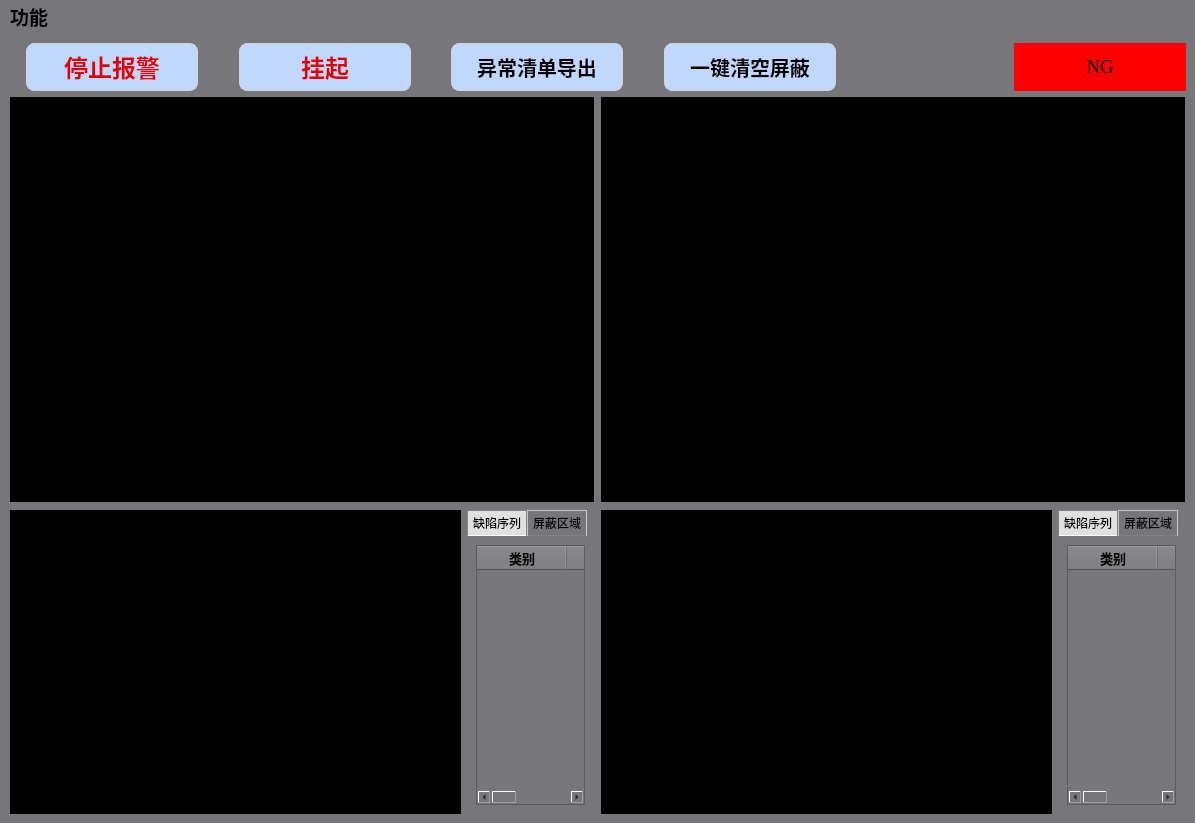
Old version of the form src/ui/main_window_end.ui in the repository Dragon1633/yolov8-underwater-detection.
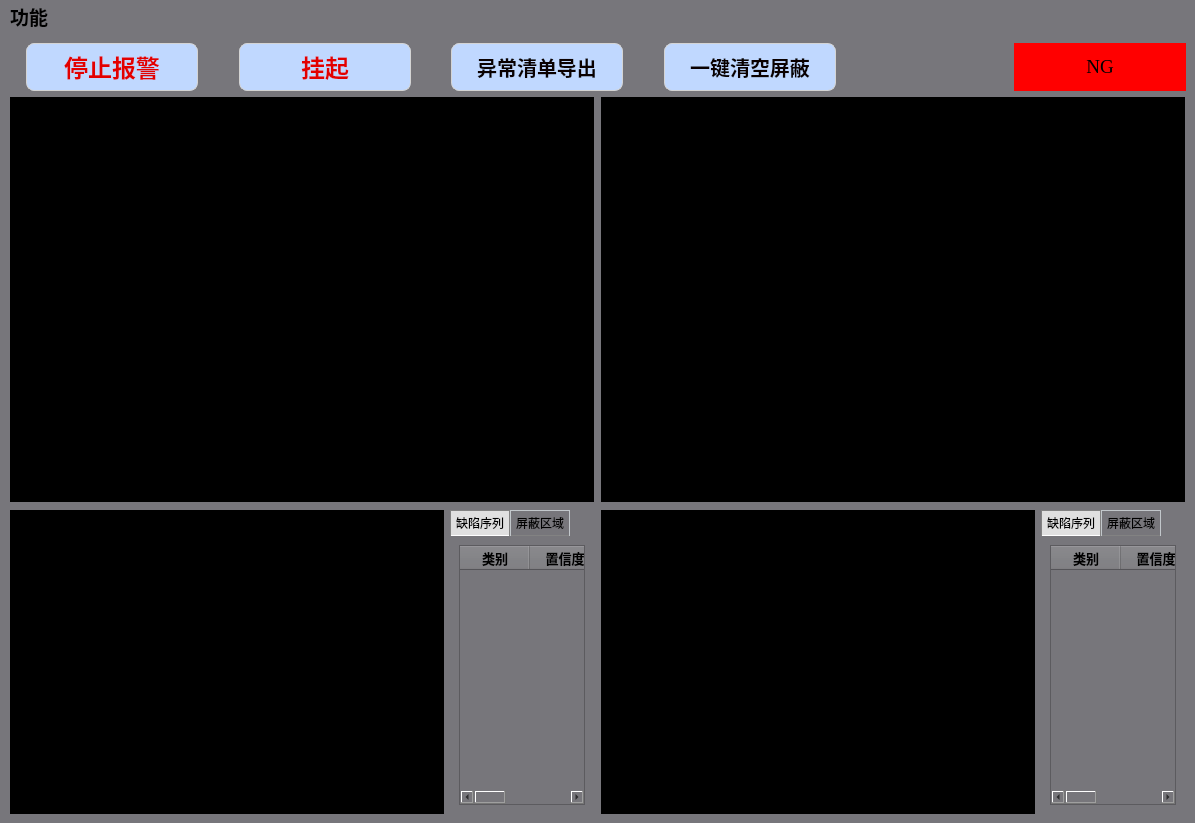
New version of the form. Icons and pictures are not drawn.

Commit message: 完善README，优化界面比例

Diff of the .ui file:
```diff
--- a/src/ui/main_window_end.ui
+++ b/src/ui/main_window_end.ui
@@ -308,7 +308,7 @@
            </spacer>
           </item>
           <item>
-           <layout class="QHBoxLayout" name="horizontalLayout" stretch="10,1">
+           <layout class="QHBoxLayout" name="horizontalLayout" stretch="3,1">
             <item>
              <widget class="QLabel" name="label_display_error">
               <property name="styleSheet">
@@ -404,7 +404,7 @@
                    <bool>true</bool>
                   </attribute>
                   <attribute name="horizontalHeaderDefaultSectionSize">
-                   <number>90</number>
+                   <number>70</number>
                   </attribute>
                   <attribute name="horizontalHeaderShowSortIndicator" stdset="0">
                    <bool>false</bool>
@@ -625,7 +625,7 @@
            </spacer>
           </item>
           <item>
-           <layout class="QHBoxLayout" name="horizontalLayout_2" stretch="10,1">
+           <layout class="QHBoxLayout" name="horizontalLayout_2" stretch="3,1">
             <item>
              <widget class="QLabel" name="label_display_error_2">
               <property name="styleSheet">
@@ -721,7 +721,7 @@
                    <bool>true</bool>
                   </attribute>
                   <attribute name="horizontalHeaderDefaultSectionSize">
-                   <number>90</number>
+                   <number>70</number>
                   </attribute>
                   <attribute name="horizontalHeaderShowSortIndicator" stdset="0">
                    <bool>false</bool>
```
The commit also changes 6 other files.
